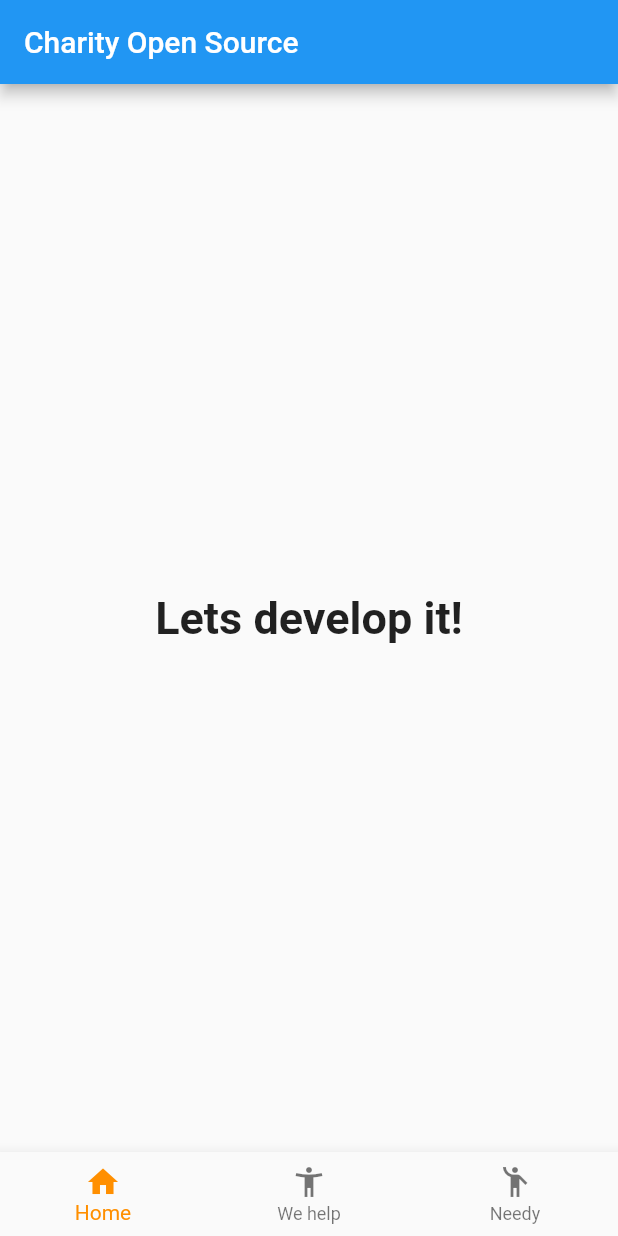
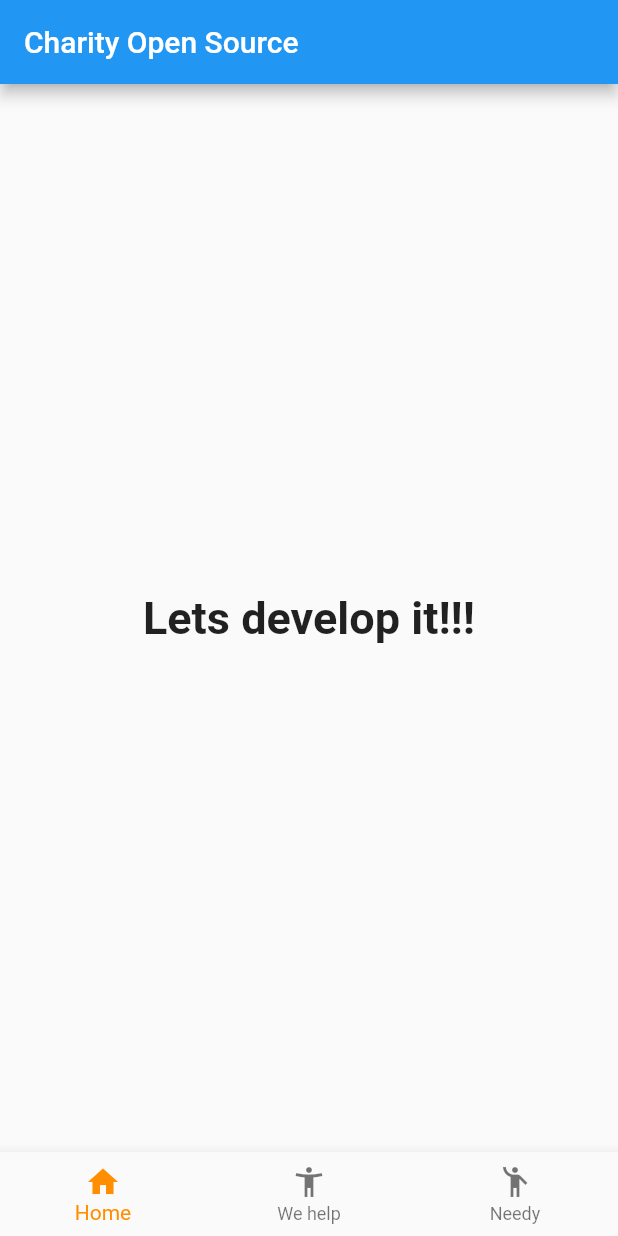
Before and after one commit to charity-open-source/cop-core, a Flutter app: the screen it shows after launch, on a phone screen of 412 x 824 dp. Run offline on Flutter 3.47's test engine with Material 2 defaults, Android fonts, the phone set to English and light mode, and no system bars.

Commit message:
git hub pages implemented

```diff
--- a/cosFlutter/lib/main.dart
+++ b/cosFlutter/lib/main.dart
@@ -41,7 +41,7 @@
       TextStyle(fontSize: 30, fontWeight: FontWeight.bold);
   static const List<Widget> _widgetOptions = <Widget>[
     Text(
-      'Lets develop it!',
+      'Lets develop it!!!',
       style: optionStyle,
     ),
     Text(
--- /dev/null
+++ b/docs/assets/AssetManifest.json
@@ -0,0 +1 @@
+{"packages/cupertino_icons/assets/CupertinoIcons.ttf":["packages/cupertino_icons/assets/CupertinoIcons.ttf"]}
--- /dev/null
+++ b/docs/assets/FontManifest.json
@@ -0,0 +1 @@
+[{"family":"MaterialIcons","fonts":[{"asset":"fonts/MaterialIcons-Regular.otf"}]},{"family":"packages/cupertino_icons/CupertinoIcons","fonts":[{"asset":"packages/cupertino_icons/assets/CupertinoIcons.ttf"}]}]
```
Also changed, not shown: docs/assets/fonts/MaterialIcons-Regular.otf (added), docs/assets/packages/cupertino_icons/assets/CupertinoIcons.ttf (added), docs/favicon.png (added), docs/icons/Icon-192.png (added), docs/icons/Icon-512.png (added), docs/manifest.json (added), 5 other files.
